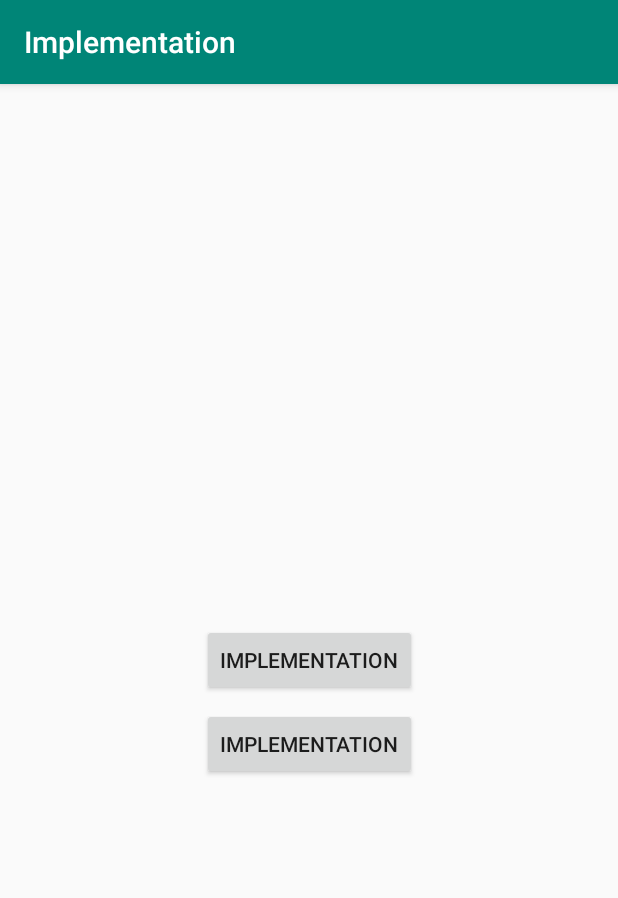
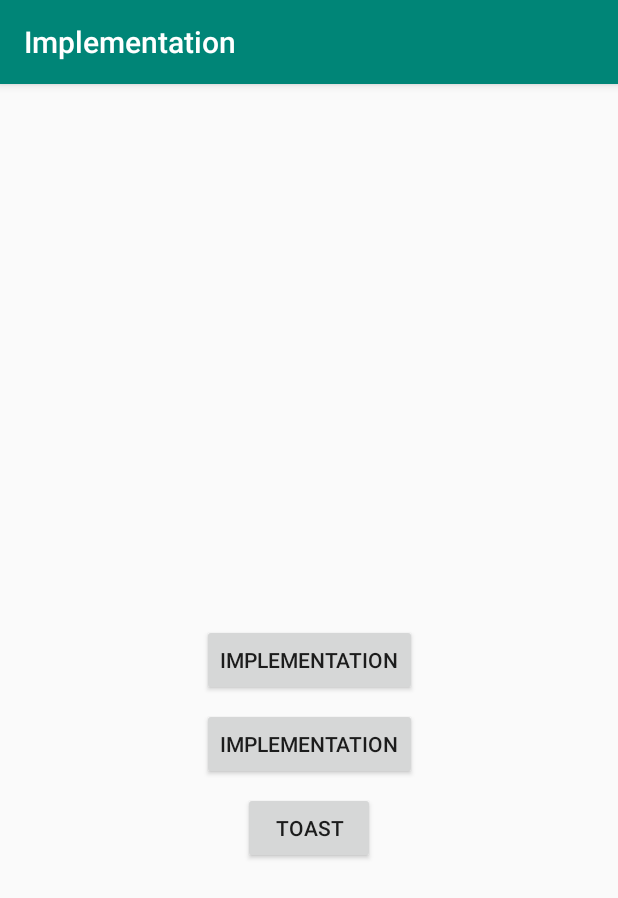
Before and after one commit to 17859762411/Implementation, an Android app: the screen it shows after launch (MainActivity), on a phone screen of 412 x 824 dp. Shown: the top 898 px of the screen. Run offline under Robolectric (Android 15) with nearby library versions, the phone set to English and light mode, and no system bars.

Commit message:
新增全局Toast工具类

```diff
--- a/app/src/main/java/com/android/lvtong/implementation/MainActivity.java
+++ b/app/src/main/java/com/android/lvtong/implementation/MainActivity.java
@@ -7,6 +7,7 @@ import android.widget.Toast;
 import com.android.lvtong.implementationlibary.CustomDialog;
 import com.android.lvtong.implementationlibary.DialogOption;
 import com.android.lvtong.implementationlibary.DialogUtil;
+import com.android.lvtong.implementationlibary.ToastUtils;
 
 import androidx.appcompat.app.AppCompatActivity;
 
@@ -14,6 +15,8 @@ import androidx.appcompat.app.AppCompatActivity;
  * @author 22939
  */
 public class MainActivity extends AppCompatActivity {
+
+    private int num = 0;
 
     @Override
     protected void onCreate(Bundle savedInstanceState) {
@@ -49,6 +52,13 @@ public class MainActivity extends AppCompatActivity {
                             .show();
             }
         });
+        findViewById(R.id.btn_toast).setOnClickListener(new View.OnClickListener() {
+            @Override
+            public void onClick(View view) {
+                num++;
+                ToastUtils.showShort(MainActivity.this, "第" + num + "次点击");
+            }
+        });
     }
 
 }
--- a/app/src/main/res/layout/activity_main.xml
+++ b/app/src/main/res/layout/activity_main.xml
@@ -31,4 +31,17 @@
         app:layout_constraintEnd_toEndOf="parent"
         app:layout_constraintStart_toStartOf="parent"
         app:layout_constraintTop_toBottomOf="@+id/button" />
+
+    <Button
+        android:id="@+id/btn_toast"
+        android:layout_width="wrap_content"
+        android:layout_height="wrap_content"
+        android:layout_marginStart="8dp"
+        android:layout_marginTop="8dp"
+        android:layout_marginEnd="8dp"
+        android:text="@string/toast"
+        app:layout_constraintEnd_toEndOf="parent"
+        app:layout_constraintStart_toStartOf="parent"
+        app:layout_constraintTop_toBottomOf="@+id/button2" />
+
 </androidx.constraintlayout.widget.ConstraintLayout>
--- a/app/src/main/res/values/strings.xml
+++ b/app/src/main/res/values/strings.xml
@@ -1,3 +1,4 @@
 <resources>
     <string name="app_name">Implementation</string>
+    <string name="toast">Toast</string>
 </resources>
```
Also changed, not shown: implementationlibary/src/main/java/com/android/lvtong/implementationlibary/ToastUtils.java (added, +54 -0 lines).
